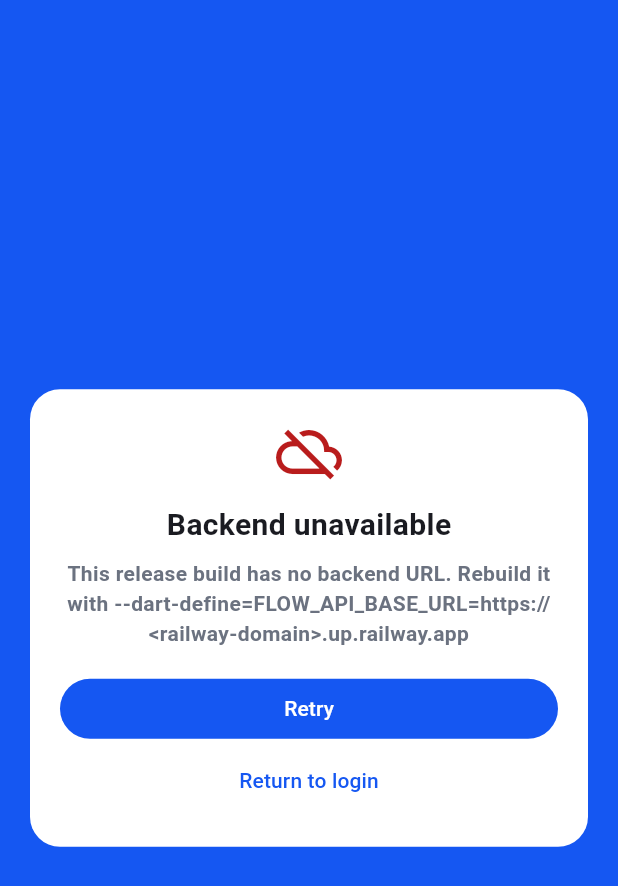
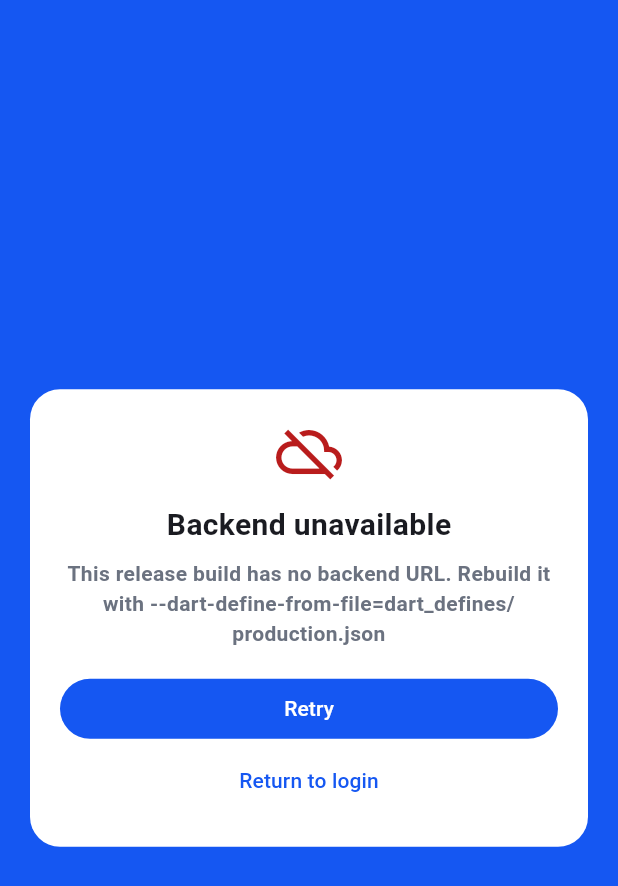
Before and after one commit to the-east-tech/east-app-flutter, a Flutter app: the screen it shows after launch, on a phone screen of 412 x 824 dp. Shown: the top 886 px of the screen. Run offline on Flutter 3.47's test engine with Material 3 defaults, Android fonts, the phone set to English and light mode, and no system bars; our stand-ins replace audioplayers, camera, file_picker, firebase_core, firebase_messaging, flutter_contacts and 7 more; missing offline and left inert: mobile_scanner; accounts and stored records are empty.

Commit message:
frontend v1.0.0+8: add production Dart defines

```diff
--- /dev/null
+++ b/dart_defines/production.json
@@ -0,0 +1,3 @@
+{
+  "FLOW_API_BASE_URL": "https://flow-api.sequosal.com"
+}
--- a/lib/services/api_configuration.dart
+++ b/lib/services/api_configuration.dart
@@ -15,7 +15,7 @@ class ApiConfiguration {
   static String? get startupError {
     if (kReleaseMode && !hasConfiguredBaseUrl) {
       return 'This release build has no backend URL. Rebuild it with '
-          '--dart-define=FLOW_API_BASE_URL=https://<railway-domain>.up.railway.app';
+          '--dart-define-from-file=dart_defines/production.json';
     }
     return null;
   }
--- a/lib/utils/app_build_info.dart
+++ b/lib/utils/app_build_info.dart
@@ -8,7 +8,7 @@ abstract final class AppBuildInfo {
   );
   static const String _buildNumber = String.fromEnvironment(
     'FLUTTER_BUILD_NUMBER',
-    defaultValue: '7',
+    defaultValue: '8',
   );
   static String _runtimeBuildName = _buildName;
   static String _runtimeBuildNumber = _buildNumber;
@@ -18,7 +18,7 @@ abstract final class AppBuildInfo {
       _runtimeBuildName.trim().isEmpty ? '1.0.0' : _runtimeBuildName.trim();
 
   static String get buildNumber =>
-      _runtimeBuildNumber.trim().isEmpty ? '7' : _runtimeBuildNumber.trim();
+      _runtimeBuildNumber.trim().isEmpty ? '8' : _runtimeBuildNumber.trim();
 
   static Future<void> initialise() => _initialising ??= _loadPackageInfo();
 
--- a/pubspec.yaml
+++ b/pubspec.yaml
@@ -1,7 +1,7 @@
 name: flow_app
 description: Flow operations platform
 publish_to: 'none'
-version: 1.0.0+7
+version: 1.0.0+8
 
 environment:
   sdk: '>=3.10.0 <4.0.0'
```
Also changed, not shown: 1 other file.
